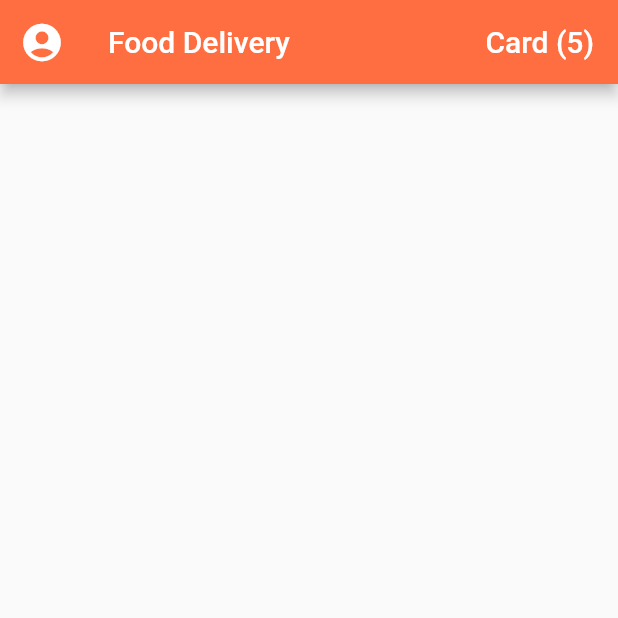
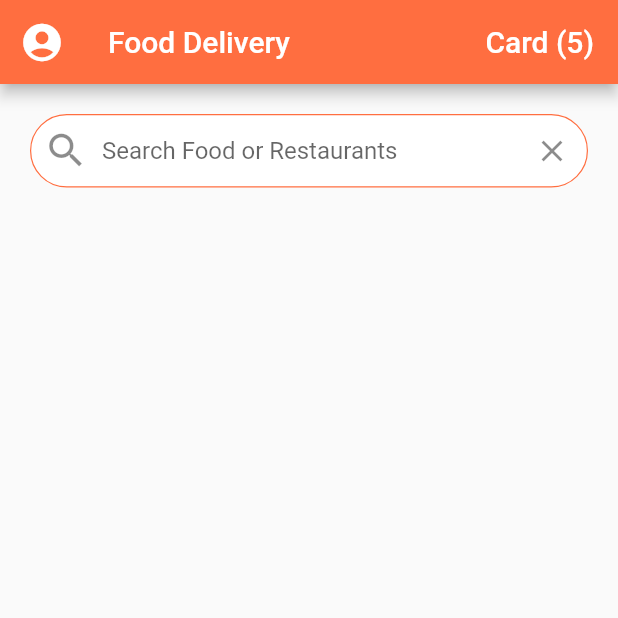
Before and after one commit to Wilian-N-Silva/marcus-ng-flutter-ui-masterclass, a Flutter app: the screen it shows after launch, on a phone screen of 412 x 824 dp, the top half of it. Run offline on Flutter 3.47's test engine with Material 2 defaults, Android fonts, the phone set to English and light mode, and no system bars.

Commit message:
App UI 1 - Search Bar

```diff
--- a/1_food_delivery_app/lib/screens/home_screen.dart
+++ b/1_food_delivery_app/lib/screens/home_screen.dart
@@ -30,6 +30,42 @@ class _HomeScreenState extends State<HomeScreen> {
           )
         ],
       ),
+      body: ListView(
+        children: <Widget>[
+          Padding(
+            padding: const EdgeInsets.all(20.0),
+            child: TextField(
+              decoration: InputDecoration(
+                contentPadding: EdgeInsets.symmetric(
+                  vertical: 15.0,
+                ),
+                fillColor: Colors.white,
+                filled: true,
+                border: OutlineInputBorder(
+                  borderRadius: BorderRadius.circular(30.0),
+                  borderSide: BorderSide(width: 0.8),
+                ),
+                enabledBorder: OutlineInputBorder(
+                  borderRadius: BorderRadius.circular(30.0),
+                  borderSide: BorderSide(
+                    width: 0.8,
+                    color: Theme.of(context).primaryColor,
+                  ),
+                ),
+                hintText: 'Search Food or Restaurants',
+                prefixIcon: Icon(
+                  Icons.search,
+                  size: 30.0,
+                ),
+                suffixIcon: IconButton(
+                  icon: Icon(Icons.clear),
+                  onPressed: () {},
+                ),
+              ),
+            ),
+          ),
+        ],
+      ),
     );
   }
 }
```
